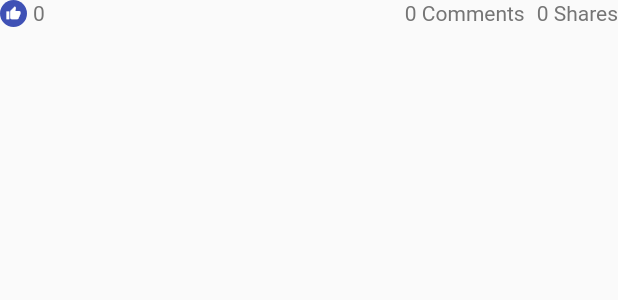
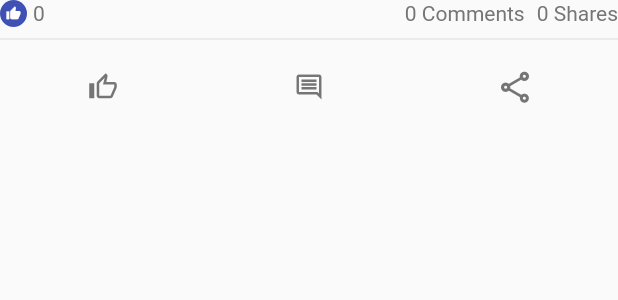
Before and after one commit to GowthamKumar1626/FarmX-V3, a Flutter app: the _PostStats widget shown alone on an empty page, opened directly with sample values from the repository, on a phone screen of 412 x 824 dp. Shown: the top 300 px of the screen. Run offline on Flutter 3.47's test engine with Material 2 defaults, Android fonts, the light colour scheme and no system bars; our stand-ins replace bottom_navy_bar, cached_network_image, cloud_firestore, eva_icons_flutter, firebase_auth, firebase_core and 9 more; missing offline and left inert: geocoder, tflite; accounts and stored records are empty; network calls fail; project files that could hold a hidden picture were left out.

Commit message:
Fixed bugs in post stats

```diff
--- a/lib/Screens/Posts/Widgets/PostFeedContainer.dart
+++ b/lib/Screens/Posts/Widgets/PostFeedContainer.dart
@@ -92,10 +92,86 @@ class _PostStats extends StatelessWidget {
               '${post.shares} Shares',
               style: TextStyle(color: Colors.grey[600]),
             ),
-            Divider(),
+          ],
+        ),
+        Divider(),
+        Row(
+          children: [
+            Expanded(
+              child: IconButton(
+                icon: Icon(
+                  Icons.thumb_up_outlined,
+                  color: Colors.grey[600],
+                  size: 20.0,
+                ),
+                onPressed: () {
+                  print('Like');
+                },
+                // onTap: () => print('Like'),
+              ),
+            ),
+            Expanded(
+              child: IconButton(
+                icon: Icon(
+                  Icons.comment_outlined,
+                  color: Colors.grey[600],
+                  size: 20.0,
+                ),
+                onPressed: () {
+                  print('Comment');
+                },
+                // onTap: () => print('Comment'),
+              ),
+            ),
+            Expanded(
+              child: IconButton(
+                icon: Icon(
+                  Icons.share_outlined,
+                  color: Colors.grey[600],
+                  size: 25.0,
+                ),
+                onPressed: () {
+                  print('Share');
+                },
+                // onTap: () => print('Share'),
+              ),
+            ),
           ],
         ),
       ],
+    );
+  }
+}
+
+class _PostButton extends StatelessWidget {
+  final Icon icon;
+  final String label;
+
+  const _PostButton({
+    required this.icon,
+    required this.label,
+  });
+
+  @override
+  Widget build(BuildContext context) {
+    return Expanded(
+      child: Material(
+        color: Colors.white,
+        child: InkWell(
+          child: Container(
+            padding: const EdgeInsets.symmetric(horizontal: 12.0),
+            height: 25.0,
+            child: Row(
+              mainAxisAlignment: MainAxisAlignment.center,
+              children: [
+                icon,
+                const SizedBox(width: 4.0),
+                Text(label),
+              ],
+            ),
+          ),
+        ),
+      ),
     );
   }
 }
```
